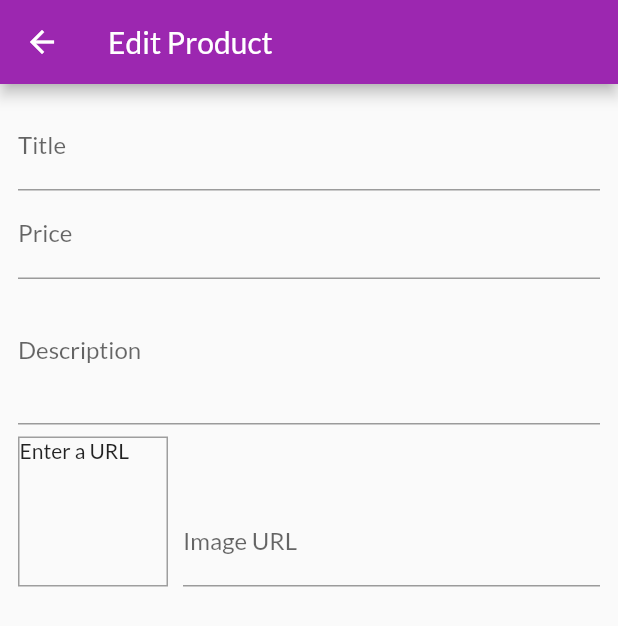
After one commit to Khot-Sagar/shop_app, a Flutter app: the EditProductScreen screen opened by its route, on a phone screen of 412 x 824 dp. The commit adds this screen. Shown: the top 626 px of the screen. Run offline on Flutter 3.47's test engine with Material 2 defaults, Android fonts, the phone set to English and light mode, and no system bars; network calls fail.

Commit message:
edit screen

```diff
--- a/lib/main.dart
+++ b/lib/main.dart
@@ -1,5 +1,6 @@
 import 'package:flutter/material.dart';
 import 'package:provider/provider.dart';
+import 'package:shop_app/screens/edit_product_screen.dart';
 import 'package:shop_app/screens/user_products_screen.dart';
 
 import './provider/orders.dart';
@@ -40,6 +41,7 @@ class MyApp extends StatelessWidget {
           CartScreen.routeName: (_) => CartScreen(),
           OrdersScreen.routeName: (_) => OrdersScreen(),
           UserProductsScreen.routeName: (_) => UserProductsScreen(),
+          EditProductScreen.routeName: (_) => EditProductScreen(),
         },
       ),
     );
--- /dev/null
+++ b/lib/screens/edit_product_screen.dart
@@ -0,0 +1,104 @@
+import 'package:flutter/material.dart';
+
+class EditProductScreen extends StatefulWidget {
+  static final String routeName = '/edit_screen';
+  @override
+  _EditProductScreenState createState() => _EditProductScreenState();
+}
+
+class _EditProductScreenState extends State<EditProductScreen> {
+  final _priceNode = FocusNode();
+  final _descrNode = FocusNode();
+  final urlcontroller = TextEditingController();
+
+  @override
+  void dispose() {
+    _priceNode.dispose();
+    _descrNode.dispose();
+    urlcontroller.dispose();
+
+    super.dispose();
+  }
+
+  @override
+  Widget build(BuildContext context) {
+    return Scaffold(
+        appBar: AppBar(
+          title: Text('Edit Product'),
+        ),
+        body: Padding(
+          padding: EdgeInsets.all(12),
+          child: Form(
+            child: ListView(
+              children: [
+                TextFormField(
+                  decoration: InputDecoration(
+                    labelText: 'Title',
+                  ),
+                  textInputAction: TextInputAction.next,
+                  onFieldSubmitted: (_) =>
+                      FocusScope.of(context).requestFocus(_priceNode),
+                ),
+                TextFormField(
+                  decoration: InputDecoration(
+                    labelText: 'Price',
+                  ),
+                  textInputAction: TextInputAction.next,
+                  keyboardType: TextInputType.number,
+                  focusNode: _priceNode,
+                  onFieldSubmitted: (_) =>
+                      FocusScope.of(context).requestFocus(_descrNode),
+                ),
+                TextFormField(
+                  decoration: InputDecoration(
+                    labelText: 'Description',
+                  ),
+                  maxLines: 3,
+                  keyboardType: TextInputType.multiline,
+                  focusNode: _descrNode,
+                  textInputAction: TextInputAction.next,
+                ),
+                Row(
+                  crossAxisAlignment: CrossAxisAlignment.end,
+                  children: <Widget>[
+                    Container(
+                      width: 100,
+                      height: 100,
+                      margin: EdgeInsets.only(
+                        top: 8,
+                        right: 10,
+                      ),
+                      decoration: BoxDecoration(
+                        border: Border.all(
+                          width: 1,
+                          color: Colors.grey,
+                        ),
+                      ),
+                      child: urlcontroller.text.isEmpty
+                          ? Text('Enter a URL')
+                          : FittedBox(
+                              child: Image.network(
+                                urlcontroller.text,
+                                fit: BoxFit.cover,
+                              ),
+                            ),
+                    ),
+                    Expanded(
+                      child: TextFormField(
+                        decoration: InputDecoration(labelText: 'Image URL'),
+                        keyboardType: TextInputType.url,
+                        textInputAction: TextInputAction.done,
+                        controller: urlcontroller,
+                        onFieldSubmitted: (_) {
+                          setState(() {});
+                        },
+                      ),
+                    ),
+                  ],
+                )
+              ],
+            ),
+          ),
+        ));
+  }
+}
--- a/lib/screens/user_products_screen.dart
+++ b/lib/screens/user_products_screen.dart
@@ -1,5 +1,6 @@
 import 'package:flutter/material.dart';
 import 'package:provider/provider.dart';
+import 'package:shop_app/screens/edit_product_screen.dart';
 import 'package:shop_app/widgets/side_drawer.dart';
 import '../widgets/user_product_item.dart';
 import '../provider/products.dart';
@@ -15,7 +16,9 @@ class UserProductsScreen extends StatelessWidget {
         actions: [
           IconButton(
             icon: Icon(Icons.add),
-            onPressed: () {},
+            onPressed: () {
+              Navigator.of(context).pushNamed(EditProductScreen.routeName);
+            },
           )
         ],
       ),
```
